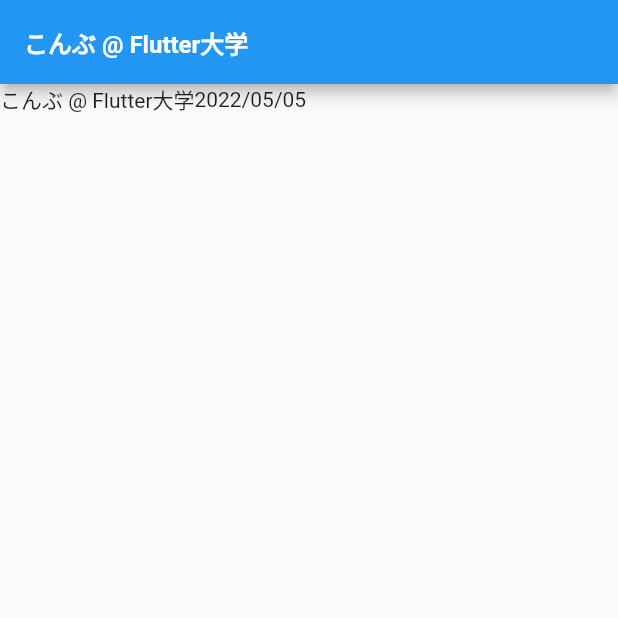
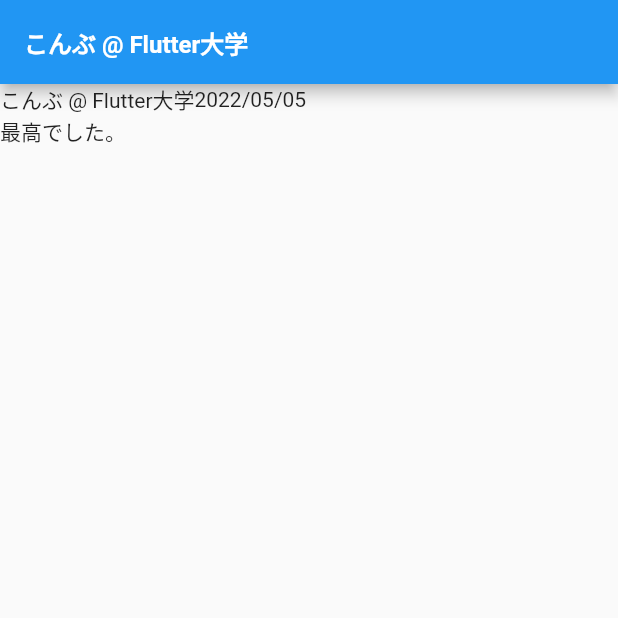
Before and after one commit to juninaba/twitter-ui, a Flutter app: the screen it shows after launch, on a phone screen of 412 x 824 dp, the top half of it. Run offline on Flutter 3.47's test engine with Material 2 defaults, Android fonts, the phone set to English and light mode, and no system bars.

Commit message:
add column

```diff
--- a/lib/main.dart
+++ b/lib/main.dart
@@ -33,10 +33,16 @@
             ),
           ),
         ),
-        body: Row(
+        body: Column(
+          crossAxisAlignment: CrossAxisAlignment.start,
           children: [
-            Text('こんぶ @ Flutter大学'),
-            Text('2022/05/05')
+            Row(
+              children: [
+                Text('こんぶ @ Flutter大学'),
+                Text('2022/05/05')
+              ],
+            ),
+            Text('最高でした。')
           ],
         ),
       ),
```
